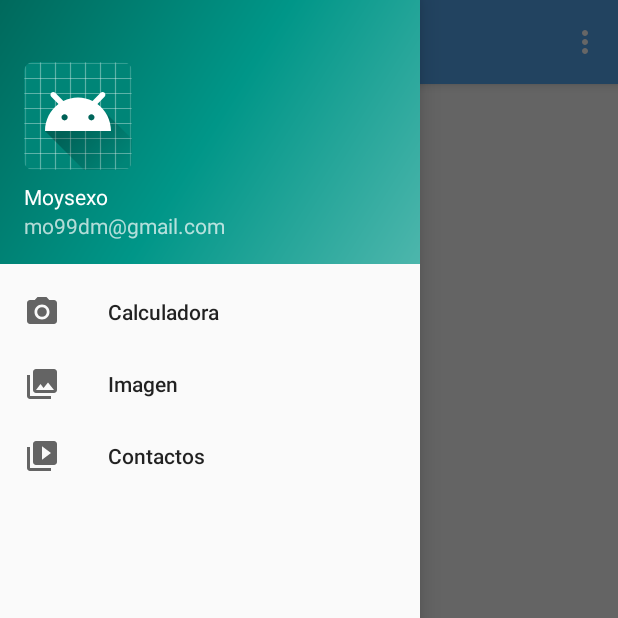
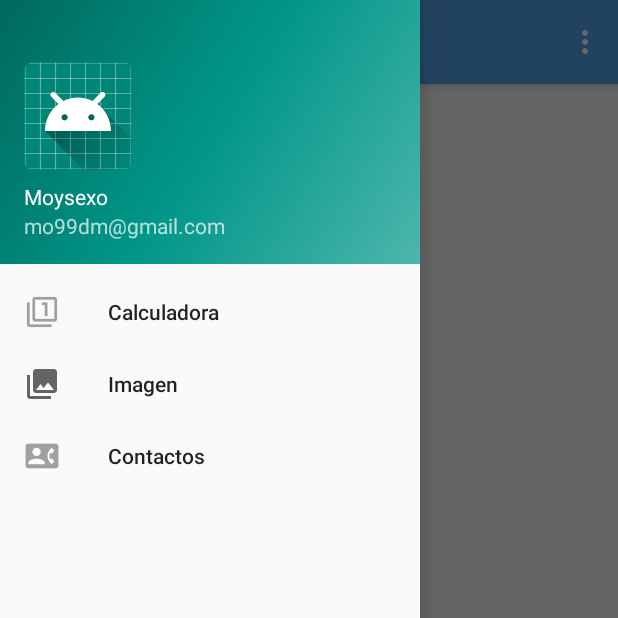
Before and after one commit to MoisesDM/AppPrueba, an Android app: the screen it shows after launch (MenuActivity), with the side drawer open, on a phone screen of 412 x 824 dp, the top half of it. Run offline under Robolectric (Android 15) with nearby library versions, the phone set to English and light mode, and no system bars.

Commit message:
modifique el menu

```diff
--- a/app/src/main/res/menu/activity_menu_drawer.xml
+++ b/app/src/main/res/menu/activity_menu_drawer.xml
@@ -6,7 +6,7 @@
     <group android:checkableBehavior="single">
         <item
             android:id="@+id/nav_camera"
-            android:icon="@drawable/ic_menu_camera"
+            android:icon="@drawable/ic_action_name"
             android:title="Calculadora" />
         <item
             android:id="@+id/nav_gallery"
@@ -14,7 +14,7 @@
             android:title="Imagen" />
         <item
             android:id="@+id/nav_slideshow"
-            android:icon="@drawable/ic_menu_slideshow"
+            android:icon="@drawable/ic_contacto"
             android:title="Contactos" />
     </group>
 
```
Also changed, not shown: app/src/main/res/drawable-hdpi/ic_action_name.png (added), app/src/main/res/drawable-hdpi/ic_contacto.png (added), app/src/main/res/drawable-hdpi/ic_imagen.png (added), app/src/main/res/drawable-mdpi/ic_action_name.png (added), app/src/main/res/drawable-mdpi/ic_contacto.png (added), app/src/main/res/drawable-mdpi/ic_imagen.png (added), app/src/main/res/drawable-xhdpi/ic_action_name.png (added), app/src/main/res/drawable-xhdpi/ic_contacto.png (added), app/src/main/res/drawable-xhdpi/ic_imagen.png (added), app/src/main/res/drawable-xxhdpi/ic_action_name.png (added), app/src/main/res/drawable-xxhdpi/ic_contacto.png (added), app/src/main/res/drawable-xxhdpi/ic_imagen.png (added), app/src/main/res/drawable-xxxhdpi/ic_action_name.png (added), app/src/main/res/drawable-xxxhdpi/ic_contacto.png (added), 1 more files.
